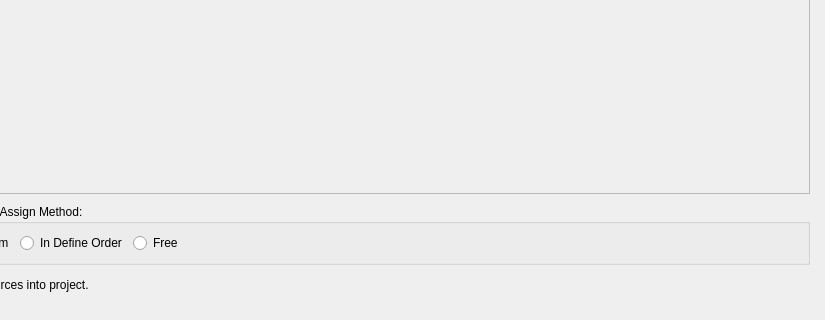
os-fpga/FOEDAG, file src/NewProject/add_constraints_form.ui: the form before one commit; both pictures show x 84 to 909 and y 143 to 463 of the 909 by 463 pixel window.
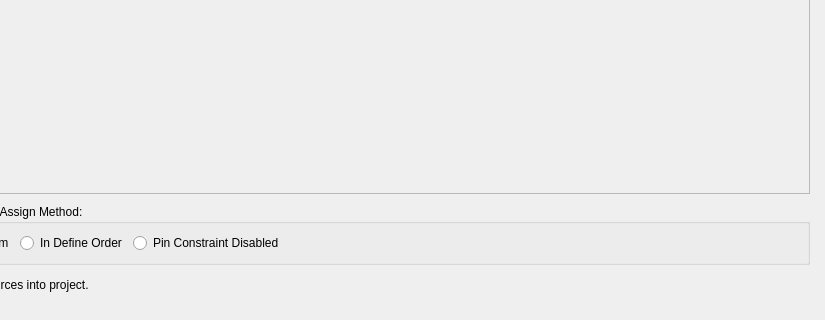
The form after the commit.

Commit message:
Update Pin Location Assign Method, replace `free` with `pin_constraint_disabled` (#1378)
* Update Pin Location Assign Method, replace `free` with `pin_constraint_disabled`

* Incremented patch version

---------

```diff
--- a/src/NewProject/add_constraints_form.ui
+++ b/src/NewProject/add_constraints_form.ui
@@ -117,7 +117,7 @@
              </sizepolicy>
             </property>
             <property name="text">
-             <string>Free</string>
+             <string>Pin Constraint Disabled</string>
             </property>
            </widget>
           </item>
```
The commit also changes 5 other files.
